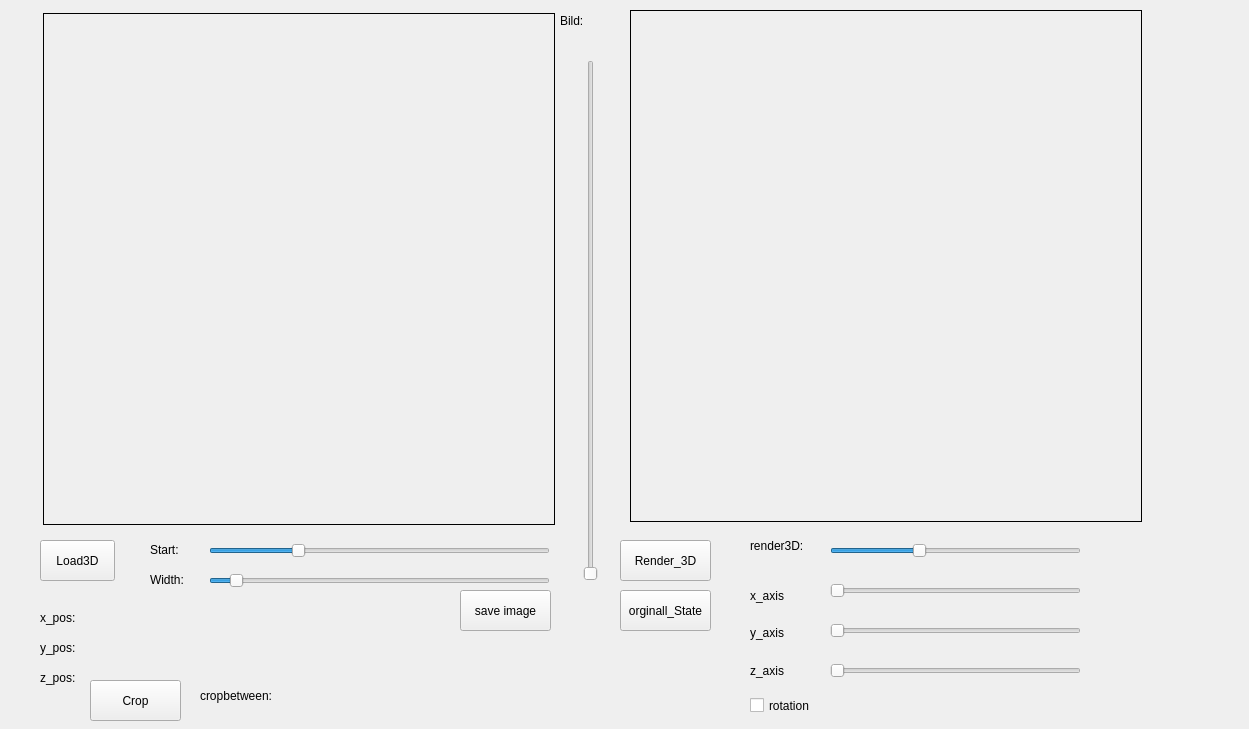
Above: app/widget.ui from jupp-kh/SWEIDM before the change. Below: the same form after it.
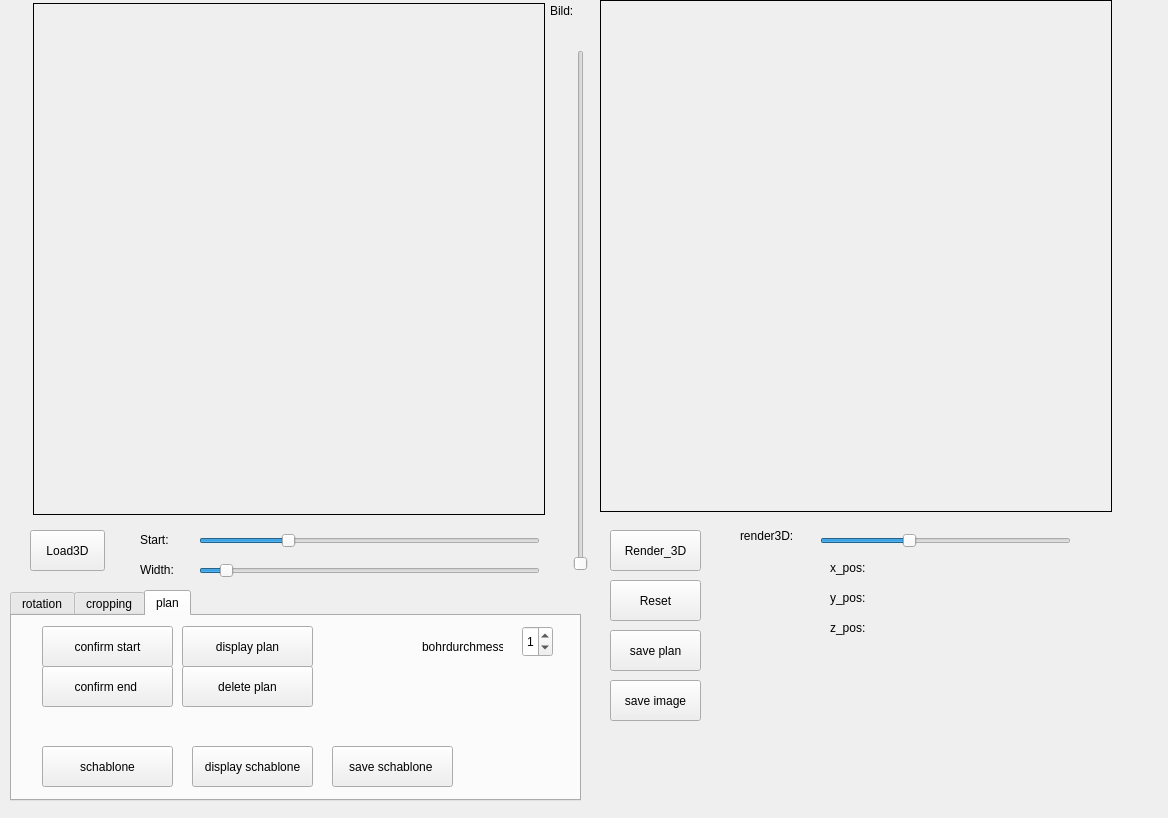
That is the form after the change.

Commit message: noch schablone debegging

```diff
--- a/app/widget.ui
+++ b/app/widget.ui
@@ -6,8 +6,8 @@
    <rect>
     <x>0</x>
     <y>0</y>
-    <width>1249</width>
-    <height>729</height>
+    <width>1168</width>
+    <height>818</height>
    </rect>
   </property>
   <property name="windowTitle">
@@ -16,8 +16,8 @@
   <widget class="QLabel" name="label_2D">
    <property name="geometry">
     <rect>
-     <x>43</x>
-     <y>13</y>
+     <x>33</x>
+     <y>3</y>
      <width>512</width>
      <height>512</height>
     </rect>
@@ -32,8 +32,8 @@
   <widget class="QSlider" name="horizontalSlide_start">
    <property name="geometry">
     <rect>
-     <x>209</x>
-     <y>540</y>
+     <x>199</x>
+     <y>530</y>
      <width>341</width>
      <height>22</height>
     </rect>
@@ -51,8 +51,8 @@
   <widget class="QSlider" name="horizontalSlider_width">
    <property name="geometry">
     <rect>
-     <x>209</x>
-     <y>570</y>
+     <x>199</x>
+     <y>560</y>
      <width>341</width>
      <height>22</height>
     </rect>
@@ -73,8 +73,8 @@
   <widget class="QLabel" name="label_start">
    <property name="geometry">
     <rect>
-     <x>150</x>
-     <y>540</y>
+     <x>140</x>
+     <y>530</y>
      <width>71</width>
      <height>20</height>
     </rect>
@@ -86,8 +86,8 @@
   <widget class="QLabel" name="label_width">
    <property name="geometry">
     <rect>
-     <x>150</x>
-     <y>570</y>
+     <x>140</x>
+     <y>560</y>
      <width>71</width>
      <height>20</height>
     </rect>
@@ -99,8 +99,8 @@
   <widget class="QPushButton" name="pushButton_load3d">
    <property name="geometry">
     <rect>
-     <x>40</x>
-     <y>540</y>
+     <x>30</x>
+     <y>530</y>
      <width>75</width>
      <height>41</height>
     </rect>
@@ -112,8 +112,8 @@
   <widget class="QSlider" name="verticalSlider_schichten">
    <property name="geometry">
     <rect>
-     <x>580</x>
-     <y>60</y>
+     <x>570</x>
+     <y>50</y>
      <width>22</width>
      <height>521</height>
     </rect>
@@ -128,8 +128,8 @@
   <widget class="QLabel" name="label_schicht">
    <property name="geometry">
     <rect>
-     <x>560</x>
-     <y>10</y>
+     <x>550</x>
+     <y>0</y>
      <width>61</width>
      <height>21</height>
     </rect>
@@ -141,8 +141,8 @@
   <widget class="QSlider" name="horizontalSlider_schwellenwert">
    <property name="geometry">
     <rect>
-     <x>830</x>
-     <y>540</y>
+     <x>820</x>
+     <y>530</y>
      <width>251</width>
      <height>22</height>
     </rect>
@@ -163,8 +163,8 @@
   <widget class="QLabel" name="label_schwellenwert">
    <property name="geometry">
     <rect>
-     <x>750</x>
-     <y>530</y>
+     <x>740</x>
+     <y>520</y>
      <width>101</width>
      <height>31</height>
     </rect>
@@ -176,8 +176,8 @@
   <widget class="QPushButton" name="pushButton_render3d">
    <property name="geometry">
     <rect>
-     <x>620</x>
-     <y>540</y>
+     <x>610</x>
+     <y>530</y>
      <width>91</width>
      <height>41</height>
     </rect>
@@ -189,8 +189,8 @@
   <widget class="QLabel" name="label_3D">
    <property name="geometry">
     <rect>
-     <x>630</x>
-     <y>10</y>
+     <x>600</x>
+     <y>0</y>
      <width>512</width>
      <height>512</height>
     </rect>
@@ -205,8 +205,8 @@
   <widget class="QPushButton" name="pushButton_test">
    <property name="geometry">
     <rect>
-     <x>460</x>
-     <y>590</y>
+     <x>610</x>
+     <y>680</y>
      <width>91</width>
      <height>41</height>
     </rect>
@@ -218,8 +218,8 @@
   <widget class="QLabel" name="label_x">
    <property name="geometry">
     <rect>
-     <x>40</x>
-     <y>610</y>
+     <x>830</x>
+     <y>560</y>
      <width>61</width>
      <height>16</height>
     </rect>
@@ -231,8 +231,8 @@
   <widget class="QLabel" name="label_y">
    <property name="geometry">
     <rect>
-     <x>40</x>
-     <y>640</y>
+     <x>830</x>
+     <y>590</y>
      <width>61</width>
      <height>16</height>
     </rect>
@@ -244,157 +244,337 @@
   <widget class="QLabel" name="label_z">
    <property name="geometry">
     <rect>
-     <x>40</x>
-     <y>670</y>
-     <width>71</width>
-     <height>16</height>
-    </rect>
-   </property>
-   <property name="text">
-    <string>z_pos:</string>
-   </property>
-  </widget>
-  <widget class="QCheckBox" name="checkBox_rotation">
-   <property name="enabled">
-    <bool>true</bool>
-   </property>
-   <property name="geometry">
-    <rect>
-     <x>750</x>
-     <y>690</y>
-     <width>101</width>
-     <height>31</height>
-    </rect>
-   </property>
-   <property name="text">
-    <string>rotation</string>
-   </property>
-  </widget>
-  <widget class="QSlider" name="horizontalSlider_xaxis">
-   <property name="geometry">
-    <rect>
-     <x>830</x>
-     <y>580</y>
-     <width>251</width>
-     <height>22</height>
-    </rect>
-   </property>
-   <property name="maximum">
-    <number>360</number>
-   </property>
-   <property name="orientation">
-    <enum>Qt::Horizontal</enum>
-   </property>
-  </widget>
-  <widget class="QSlider" name="horizontalSlider_yaxis">
-   <property name="geometry">
-    <rect>
      <x>830</x>
      <y>620</y>
-     <width>251</width>
-     <height>22</height>
+     <width>71</width>
+     <height>16</height>
     </rect>
    </property>
-   <property name="maximum">
-    <number>360</number>
-   </property>
-   <property name="orientation">
-    <enum>Qt::Horizontal</enum>
-   </property>
-  </widget>
-  <widget class="QSlider" name="horizontalSlider_zaxis">
-   <property name="geometry">
-    <rect>
-     <x>830</x>
-     <y>660</y>
-     <width>251</width>
-     <height>22</height>
-    </rect>
-   </property>
-   <property name="maximum">
-    <number>360</number>
-   </property>
-   <property name="orientation">
-    <enum>Qt::Horizontal</enum>
+   <property name="text">
+    <string>z_pos:</string>
    </property>
   </widget>
   <widget class="QPushButton" name="pushButton_back">
    <property name="geometry">
     <rect>
-     <x>620</x>
-     <y>590</y>
-     <width>91</width>
-     <height>41</height>
-    </rect>
-   </property>
-   <property name="text">
-    <string>orginall_State</string>
-   </property>
-  </widget>
-  <widget class="QPushButton" name="pushButton_crop">
-   <property name="geometry">
-    <rect>
-     <x>90</x>
-     <y>680</y>
-     <width>91</width>
-     <height>41</height>
-    </rect>
-   </property>
-   <property name="text">
-    <string>Crop</string>
-   </property>
-  </widget>
-  <widget class="QLabel" name="label_xaxis">
-   <property name="geometry">
-    <rect>
-     <x>750</x>
+     <x>610</x>
      <y>580</y>
-     <width>81</width>
-     <height>31</height>
-    </rect>
-   </property>
-   <property name="text">
-    <string>x_axis</string>
-   </property>
-  </widget>
-  <widget class="QLabel" name="label_yaxis">
-   <property name="geometry">
-    <rect>
-     <x>750</x>
-     <y>612</y>
      <width>91</width>
      <height>41</height>
     </rect>
    </property>
    <property name="text">
-    <string>y_axis</string>
+    <string>Reset</string>
    </property>
   </widget>
-  <widget class="QLabel" name="label_zaxis">
+  <widget class="QPushButton" name="pushButton_saveplan">
    <property name="geometry">
     <rect>
-     <x>750</x>
-     <y>655</y>
+     <x>610</x>
+     <y>630</y>
      <width>91</width>
-     <height>31</height>
+     <height>41</height>
     </rect>
    </property>
    <property name="text">
-    <string>z_axis</string>
+    <string>save plan</string>
    </property>
   </widget>
-  <widget class="QLabel" name="label_crop">
+  <widget class="QTabWidget" name="tabWidget">
    <property name="geometry">
     <rect>
-     <x>200</x>
-     <y>670</y>
-     <width>151</width>
-     <height>51</height>
+     <x>10</x>
+     <y>590</y>
+     <width>571</width>
+     <height>211</height>
     </rect>
    </property>
-   <property name="text">
-    <string>cropbetween:</string>
+   <property name="currentIndex">
+    <number>2</number>
    </property>
+   <widget class="QWidget" name="rotation">
+    <attribute name="title">
+     <string>rotation</string>
+    </attribute>
+    <widget class="QLabel" name="label_zaxis">
+     <property name="geometry">
+      <rect>
+       <x>20</x>
+       <y>100</y>
+       <width>91</width>
+       <height>31</height>
+      </rect>
+     </property>
+     <property name="text">
+      <string>z_axis</string>
+     </property>
+    </widget>
+    <widget class="QSlider" name="horizontalSlider_yaxis">
+     <property name="geometry">
+      <rect>
+       <x>100</x>
+       <y>65</y>
+       <width>251</width>
+       <height>22</height>
+      </rect>
+     </property>
+     <property name="minimum">
+      <number>-180</number>
+     </property>
+     <property name="maximum">
+      <number>180</number>
+     </property>
+     <property name="orientation">
+      <enum>Qt::Horizontal</enum>
+     </property>
+    </widget>
+    <widget class="QLabel" name="label_yaxis">
+     <property name="geometry">
+      <rect>
+       <x>20</x>
+       <y>57</y>
+       <width>91</width>
+       <height>41</height>
+      </rect>
+     </property>
+     <property name="text">
+      <string>y_axis</string>
+     </property>
+    </widget>
+    <widget class="QSlider" name="horizontalSlider_zaxis">
+     <property name="geometry">
+      <rect>
+       <x>100</x>
+       <y>105</y>
+       <width>251</width>
+       <height>22</height>
+      </rect>
+     </property>
+     <property name="minimum">
+      <number>-180</number>
+     </property>
+     <property name="maximum">
+      <number>180</number>
+     </property>
+     <property name="orientation">
+      <enum>Qt::Horizontal</enum>
+     </property>
+    </widget>
+    <widget class="QLabel" name="label_xaxis">
+     <property name="geometry">
+      <rect>
+       <x>20</x>
+       <y>25</y>
+       <width>81</width>
+       <height>31</height>
+      </rect>
+     </property>
+     <property name="text">
+      <string>x_axis</string>
+     </property>
+    </widget>
+    <widget class="QSlider" name="horizontalSlider_xaxis">
+     <property name="geometry">
+      <rect>
+       <x>100</x>
+       <y>25</y>
+       <width>251</width>
+       <height>22</height>
+      </rect>
+     </property>
+     <property name="minimum">
+      <number>-180</number>
+     </property>
+     <property name="maximum">
+      <number>180</number>
+     </property>
+     <property name="orientation">
+      <enum>Qt::Horizontal</enum>
+     </property>
+    </widget>
+   </widget>
+   <widget class="QWidget" name="cropping">
+    <attribute name="title">
+     <string>cropping</string>
+    </attribute>
+    <widget class="QPushButton" name="pushButton_undocrop">
+     <property name="geometry">
+      <rect>
+       <x>30</x>
+       <y>110</y>
+       <width>91</width>
+       <height>41</height>
+      </rect>
+     </property>
+     <property name="text">
+      <string>undo crop</string>
+     </property>
+    </widget>
+    <widget class="QLabel" name="label_crop">
+     <property name="geometry">
+      <rect>
+       <x>310</x>
+       <y>40</y>
+       <width>151</width>
+       <height>51</height>
+      </rect>
+     </property>
+     <property name="text">
+      <string>cropbetween:</string>
+     </property>
+    </widget>
+    <widget class="QPushButton" name="pushButton_crop">
+     <property name="geometry">
+      <rect>
+       <x>30</x>
+       <y>40</y>
+       <width>91</width>
+       <height>41</height>
+      </rect>
+     </property>
+     <property name="text">
+      <string>confirm crooping</string>
+     </property>
+    </widget>
+    <widget class="QPushButton" name="pushButton_croparea">
+     <property name="geometry">
+      <rect>
+       <x>160</x>
+       <y>40</y>
+       <width>111</width>
+       <height>41</height>
+      </rect>
+     </property>
+     <property name="text">
+      <string>crop area</string>
+     </property>
+    </widget>
+   </widget>
+   <widget class="QWidget" name="plan">
+    <attribute name="title">
+     <string>plan</string>
+    </attribute>
+    <widget class="QPushButton" name="pushButton_hideP">
+     <property name="geometry">
+      <rect>
+       <x>170</x>
+       <y>50</y>
+       <width>131</width>
+       <height>41</height>
+      </rect>
+     </property>
+     <property name="text">
+      <string>delete plan</string>
+     </property>
+    </widget>
+    <widget class="QSpinBox" name="spinBox_bohrDM">
+     <property name="geometry">
+      <rect>
+       <x>510</x>
+       <y>10</y>
+       <width>31</width>
+       <height>31</height>
+      </rect>
+     </property>
+     <property name="maximum">
+      <number>100</number>
+     </property>
+     <property name="value">
+      <number>1</number>
+     </property>
+    </widget>
+    <widget class="QLabel" name="label">
+     <property name="geometry">
+      <rect>
+       <x>410</x>
+       <y>20</y>
+       <width>81</width>
+       <height>21</height>
+      </rect>
+     </property>
+     <property name="text">
+      <string>bohrdurchmesse</string>
+     </property>
+    </widget>
+    <widget class="QPushButton" name="pushButton_bohrP">
+     <property name="geometry">
+      <rect>
+       <x>170</x>
+       <y>10</y>
+       <width>131</width>
+       <height>41</height>
+      </rect>
+     </property>
+     <property name="text">
+      <string>display plan</string>
+     </property>
+    </widget>
+    <widget class="QPushButton" name="pushButton_schablone">
+     <property name="geometry">
+      <rect>
+       <x>30</x>
+       <y>130</y>
+       <width>131</width>
+       <height>41</height>
+      </rect>
+     </property>
+     <property name="text">
+      <string>schablone</string>
+     </property>
+    </widget>
+    <widget class="QPushButton" name="pushButton_start">
+     <property name="geometry">
+      <rect>
+       <x>30</x>
+       <y>10</y>
+       <width>131</width>
+       <height>41</height>
+      </rect>
+     </property>
+     <property name="text">
+      <string>confirm start</string>
+     </property>
+    </widget>
+    <widget class="QPushButton" name="pushButton_end">
+     <property name="geometry">
+      <rect>
+       <x>30</x>
+       <y>50</y>
+       <width>131</width>
+       <height>41</height>
+      </rect>
+     </property>
+     <property name="text">
+      <string>confirm end </string>
+     </property>
+    </widget>
+    <widget class="QPushButton" name="pushButton_saveschablone">
+     <property name="geometry">
+      <rect>
+       <x>320</x>
+       <y>130</y>
+       <width>121</width>
+       <height>41</height>
+      </rect>
+     </property>
+     <property name="text">
+      <string>save schablone </string>
+     </property>
+    </widget>
+    <widget class="QPushButton" name="pushButton_displayschablone">
+     <property name="geometry">
+      <rect>
+       <x>180</x>
+       <y>130</y>
+       <width>121</width>
+       <height>41</height>
+      </rect>
+     </property>
+     <property name="text">
+      <string>display schablone</string>
+     </property>
+    </widget>
+   </widget>
   </widget>
  </widget>
  <resources/>
```
The commit also changes 100 other files.
